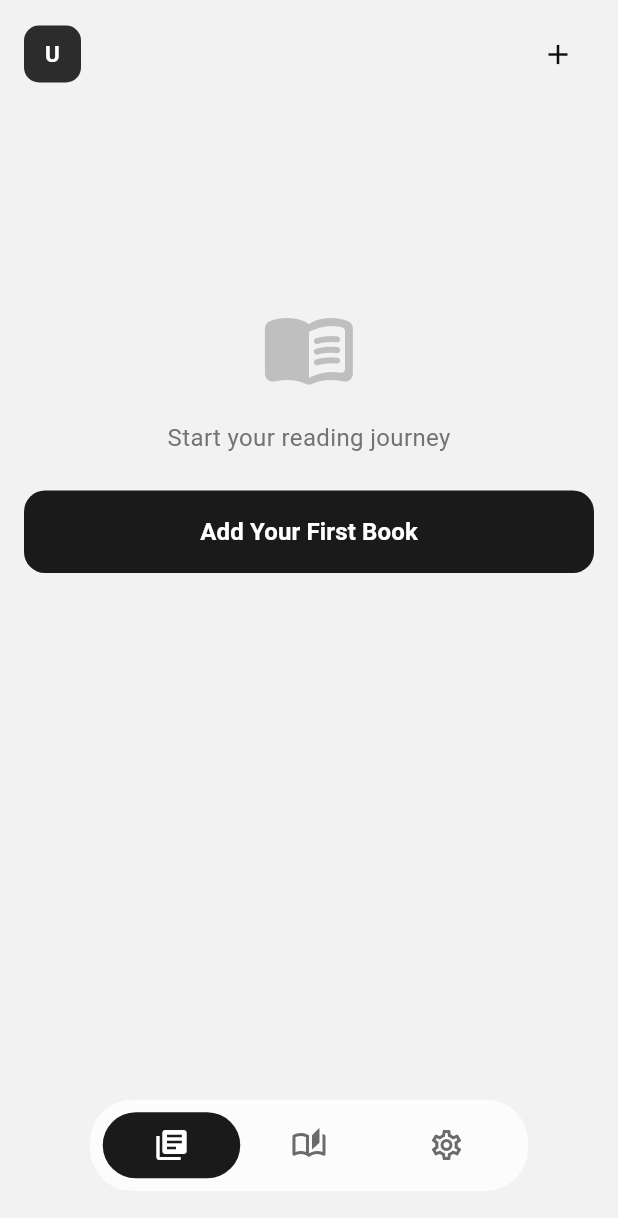
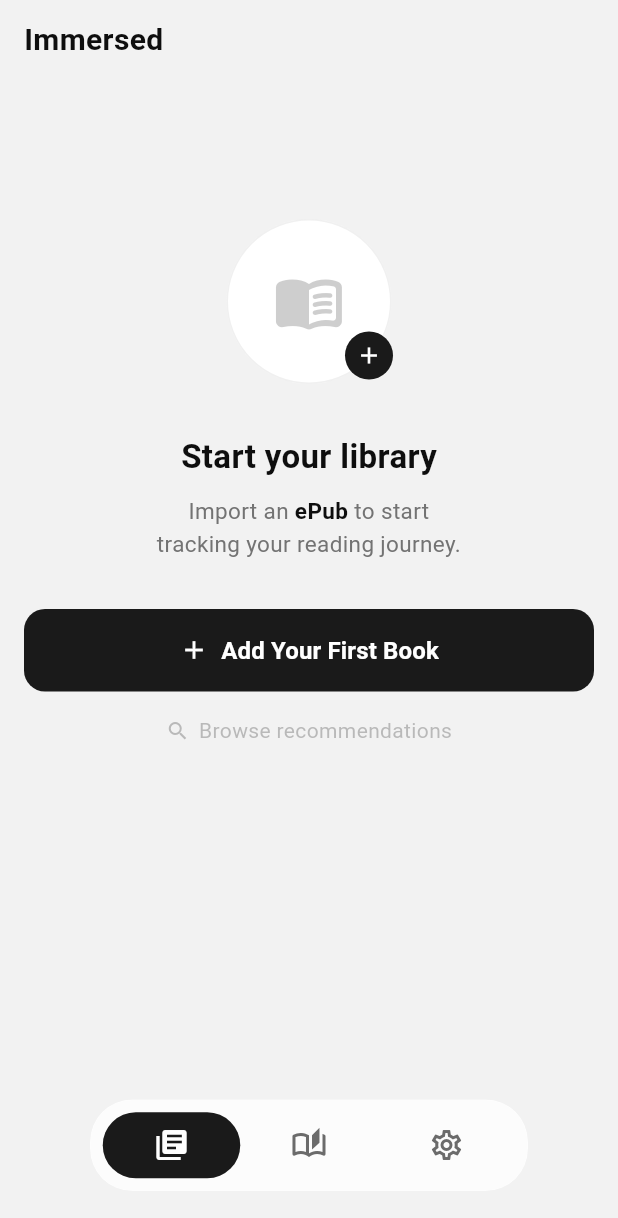
Before and after one commit to BarrySong97/UNI, a Flutter app: the screen it shows after launch, after a tap on "Add Your First Book", on a phone screen of 412 x 824 dp. Shown: the top 1218 px of the screen. Run offline on Flutter 3.47's test engine with Material 3 defaults, Android fonts, the phone set to English and light mode, and no system bars; our stand-ins replace file_picker, shared_preferences, sqflite; missing offline and left inert: flureadium; accounts and stored records are empty.

Commit message:
feat: fix iOS book access after restart, add library empty states, rename app to Immersed
- Store relative epub paths instead of absolute to survive iOS container UUID changes
- Add lazy migration for existing absolute paths in database
- Use first book as Now Reading when no reading progress exists
- Show stats empty state and reading prompt when no progress
- Extract LibraryEmptyState into standalone component matching new design
- Hide header import button in empty state
- Rename app from Uni to Immersed across all platforms and Dart code

Co-Authored-By: Claude <noreply@anthropic.com>

```diff
--- a/lib/app/app.dart
+++ b/lib/app/app.dart
@@ -7,8 +7,8 @@ import 'providers/app-providers.dart';
 import 'routes/app-router.dart';
 import 'theme/app-theme.dart';
 
-class UniApp extends StatelessWidget {
-  const UniApp({required this.providers, super.key});
+class ImmersedApp extends StatelessWidget {
+  const ImmersedApp({required this.providers, super.key});
 
   final AppProviders providers;
 
--- a/lib/app/bootstrap.dart
+++ b/lib/app/bootstrap.dart
@@ -87,6 +87,6 @@ class AppBootstrap {
       highlightStore: HighlightStore(highlightRepository: highlightRepository),
     );
 
-    return AppBootstrapResult(app: UniApp(providers: providers));
+    return AppBootstrapResult(app: ImmersedApp(providers: providers));
   }
 }
--- a/lib/app/i18n/app-localizations.dart
+++ b/lib/app/i18n/app-localizations.dart
@@ -30,7 +30,7 @@ class AppLocalizations {
   static const Map<String, Map<String, String>>
   _strings = <String, Map<String, String>>{
     'en': <String, String>{
-      'appTitle': 'Uni Reader',
+      'appTitle': 'Immersed',
       'libraryTitle': 'Library',
       'emptyLibrary': 'No books yet',
       'openReader': 'Open Reader',
@@ -78,7 +78,7 @@ class AppLocalizations {
       'startReadingJourney': 'Start your reading journey',
     },
     'zh': <String, String>{
-      'appTitle': 'Uni Reader',
+      'appTitle': 'Immersed',
       'libraryTitle': '书架',
       'emptyLibrary': '暂无书籍',
       'openReader': '开始阅读',
--- /dev/null
+++ b/lib/components/library/library-empty-state.dart
@@ -0,0 +1,143 @@
+import 'package:flutter/material.dart';
+
+import '../../shared/constants/library-design-tokens.dart';
+
+class LibraryEmptyState extends StatelessWidget {
+  const LibraryEmptyState({required this.onImportTap, super.key});
+
+  final VoidCallback onImportTap;
+
+  @override
+  Widget build(BuildContext context) {
+    return Padding(
+      padding: const EdgeInsets.only(top: 80),
+      child: Center(
+        child: Column(
+          mainAxisSize: MainAxisSize.min,
+          children: <Widget>[
+            _buildIconBadge(),
+            const SizedBox(height: 28),
+            const Text(
+              'Start your library',
+              style: TextStyle(
+                fontSize: 22,
+                fontWeight: FontWeight.w700,
+                color: LibraryDesignTokens.textPrimary,
+              ),
+            ),
+            const SizedBox(height: 10),
+            Text.rich(
+              TextSpan(
+                style: const TextStyle(
+                  fontSize: 15,
+                  color: LibraryDesignTokens.textSecondary,
+                  height: 1.45,
+                ),
+                children: const <InlineSpan>[
+                  TextSpan(text: 'Import an '),
+                  TextSpan(
+                    text: 'ePub',
+                    style: TextStyle(
+                      fontWeight: FontWeight.w700,
+                      color: LibraryDesignTokens.textPrimary,
+                    ),
+                  ),
+                  TextSpan(text: ' to start\ntracking your reading journey.'),
+                ],
+              ),
+              textAlign: TextAlign.center,
+            ),
+            const SizedBox(height: 32),
+            SizedBox(
+              width: double.infinity,
+              child: ElevatedButton.icon(
+                onPressed: onImportTap,
+                icon: const Icon(Icons.add, size: 20),
+                label: const Text(
+                  'Add Your First Book',
+                  style: TextStyle(fontSize: 16, fontWeight: FontWeight.w600),
+                ),
+                style: ElevatedButton.styleFrom(
+                  backgroundColor: LibraryDesignTokens.continueButtonBg,
+                  foregroundColor: Colors.white,
+                  padding: const EdgeInsets.symmetric(vertical: 16),
+                  shape: RoundedRectangleBorder(
+                    borderRadius: BorderRadius.circular(14),
+                  ),
+                  elevation: 0,
+                ),
+              ),
+            ),
+            const SizedBox(height: 16),
+            Row(
+              mainAxisAlignment: MainAxisAlignment.center,
+              children: <Widget>[
+                Icon(
+                  Icons.search,
+                  size: 16,
+                  color: LibraryDesignTokens.textSecondary.withValues(
+                    alpha: 0.45,
+                  ),
+                ),
+                const SizedBox(width: 6),
+                Text(
+                  'Browse recommendations',
+                  style: TextStyle(
+                    fontSize: 14,
+                    color: LibraryDesignTokens.textSecondary.withValues(
+                      alpha: 0.45,
+                    ),
+                  ),
+                ),
+              ],
+            ),
+          ],
+        ),
+      ),
+    );
+  }
+
+  Widget _buildIconBadge() {
+    return SizedBox(
+      width: 120,
+      height: 120,
+      child: Stack(
+        children: <Widget>[
+          Center(
+            child: Container(
+              width: 110,
+              height: 110,
+              decoration: BoxDecoration(
+                color: Colors.white,
+                shape: BoxShape.circle,
+                border: Border.all(
+                  color: LibraryDesignTokens.borderColor.withValues(alpha: 0.4),
+                ),
+              ),
+              alignment: Alignment.center,
+              child: Icon(
+                Icons.menu_book_rounded,
+                size: 48,
+                color: LibraryDesignTokens.textSecondary.withValues(alpha: 0.35),
+              ),
+            ),
+          ),
+          Positioned(
+            right: 4,
+            bottom: 8,
+            child: Container(
+              width: 32,
+              height: 32,
+              decoration: const BoxDecoration(
+                color: LibraryDesignTokens.continueButtonBg,
+                shape: BoxShape.circle,
+              ),
+              alignment: Alignment.center,
+              child: const Icon(Icons.add, size: 18, color: Colors.white),
+            ),
+          ),
+        ],
+      ),
+    );
+  }
+}
--- a/lib/components/library/library-header.dart
+++ b/lib/components/library/library-header.dart
@@ -6,35 +6,29 @@ class LibraryHeader extends StatelessWidget {
   const LibraryHeader({
     required this.onImportTap,
     required this.isImporting,
+    this.showImportButton = true,
     super.key,
   });
 
   final VoidCallback onImportTap;
   final bool isImporting;
+  final bool showImportButton;
 
   @override
   Widget build(BuildContext context) {
     return Row(
       crossAxisAlignment: CrossAxisAlignment.center,
       children: <Widget>[
-        Container(
-          width: LibraryDesignTokens.avatarSize,
-          height: LibraryDesignTokens.avatarSize,
-          decoration: BoxDecoration(
-            color: LibraryDesignTokens.avatarBg,
-            borderRadius: BorderRadius.circular(LibraryDesignTokens.avatarRadius),
-          ),
-          alignment: Alignment.center,
-          child: const Text(
-            'U',
+        const Text(
+          'Immersed',
           style: TextStyle(
-              fontSize: 15,
-              fontWeight: FontWeight.w600,
-              color: LibraryDesignTokens.avatarTextColor,
-            ),
+            fontSize: 20,
+            fontWeight: FontWeight.w700,
+            color: LibraryDesignTokens.textPrimary,
           ),
         ),
         const Spacer(),
+        if (showImportButton)
           IconButton(
             icon: Icon(
               isImporting ? Icons.hourglass_top : Icons.add,
--- a/lib/pages/library/library-page.dart
+++ b/lib/pages/library/library-page.dart
@@ -47,6 +47,7 @@ class _LibraryPageState extends State<LibraryPage> {
           books: state.books,
           isImporting: state.isImporting,
           progressMap: state.progressMap,
+          hasReadingProgress: state.progressUpdatedMap.isNotEmpty,
           emptyMessage: localizations.tr('emptyLibrary'),
           importingMessage: localizations.tr('importingBook'),
           nowReadingBook: nowReading,
@@ -65,8 +66,11 @@ class _LibraryPageState extends State<LibraryPage> {
   }
 
   BookEntity? _computeNowReading(LibraryState state) {
-    if (state.books.isEmpty || state.progressUpdatedMap.isEmpty) {
+    if (state.books.isEmpty) {
       return null;
+    }
+    if (state.progressUpdatedMap.isEmpty) {
+      return state.books.first;
     }
     String? mostRecentBookId;
     DateTime? mostRecentTime;
@@ -77,12 +81,12 @@ class _LibraryPageState extends State<LibraryPage> {
       }
     }
     if (mostRecentBookId == null) {
-      return null;
+      return state.books.first;
     }
     try {
       return state.books.firstWhere((b) => b.id == mostRecentBookId);
     } catch (_) {
-      return null;
+      return state.books.first;
     }
   }
 
--- a/lib/shared/constants/app-constants.dart
+++ b/lib/shared/constants/app-constants.dart
@@ -1,4 +1,4 @@
 abstract final class AppConstants {
-  static const String appName = 'Uni Reader';
+  static const String appName = 'Immersed';
   static const String defaultLanguageCode = 'en';
 }
--- a/lib/stores/library/library-store.dart
+++ b/lib/stores/library/library-store.dart
@@ -40,6 +40,7 @@ class LibraryStore extends ChangeNotifier {
 
     try {
       final books = await _bookRepository.getShelfBooks();
+      await _migrateAbsolutePathsIfNeeded(books);
       final progressData = await _loadProgressData(books);
       _state = _state.copyWith(
         books: books,
@@ -132,7 +133,43 @@ class LibraryStore extends ChangeNotifier {
     final ext = p.extension(sourcePath);
     final destPath = p.join(_booksDirectory, '$bookId$ext');
     await File(sourcePath).copy(destPath);
-    return destPath;
+    // Return relative path so it survives iOS container UUID changes.
+    return 'books/$bookId$ext';
+  }
+
+  String _resolveEpubPath(String storedPath) {
+    if (p.isAbsolute(storedPath)) {
+      return storedPath;
+    }
+    final docsDir = p.dirname(_booksDirectory);
+    return p.join(docsDir, storedPath);
+  }
+
+  Future<void> _migrateAbsolutePathsIfNeeded(List<BookEntity> books) async {
+    for (final book in books) {
+      final path = book.epubFilePath;
+      if (path == null || !p.isAbsolute(path)) continue;
+
+      final booksSegment = '${p.separator}books${p.separator}';
+      final idx = path.lastIndexOf(booksSegment);
+      if (idx < 0) continue;
+
+      final relativePath = path.substring(idx + 1);
+      final updated = BookEntity(
+        id: book.id,
+        title: book.title,
+        author: book.author,
+        coverUrl: book.coverUrl,
+        profileBgColor: book.profileBgColor,
+        estimatedTotalPages: book.estimatedTotalPages,
+        sourceType: book.sourceType,
+        sourcePath: book.sourcePath,
+        epubFilePath: relativePath,
+        createdAt: book.createdAt,
+        updatedAt: book.updatedAt,
+      );
+      await _bookRepository.upsertBook(updated);
+    }
   }
 
   Future<void> deleteBookById(String bookId) async {
@@ -141,7 +178,8 @@ class LibraryStore extends ChangeNotifier {
       await _bookRepository.deleteBookById(bookId);
 
       if (book?.epubFilePath != null) {
-        final file = File(book!.epubFilePath!);
+        final resolvedPath = _resolveEpubPath(book!.epubFilePath!);
+        final file = File(resolvedPath);
         if (await file.exists()) {
           await file.delete();
         }
```
Also changed, not shown: lib/pages/library/library-page-layout.dart (+133 -34 lines), lib/pages/reader/reader-page.dart (+12 -1 lines), 10 other files. Lines whose indentation alone changed are shown as unchanged.
